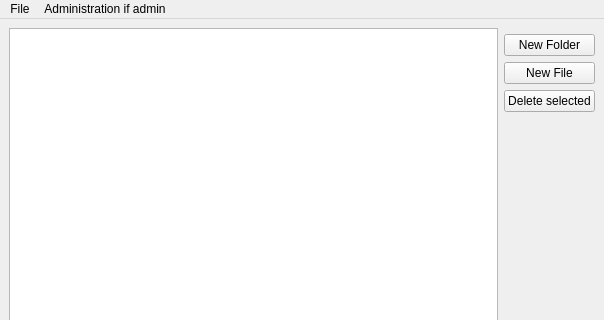
This is mainwindow.ui in vk2231/VK as Qt 5 draws it before an edit; both pictures show x 0 to 604 and y 0 to 320 of the 604 by 458 pixel window. The edited form follows.
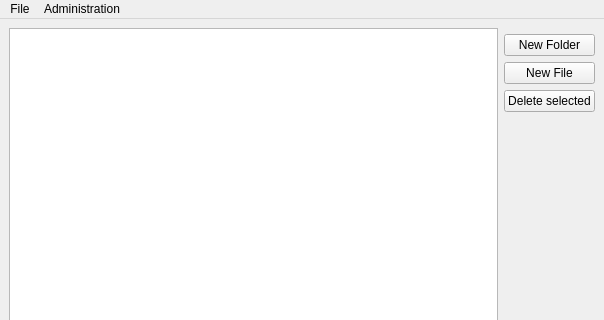
This is the edited form.

```diff
--- a/mainwindow.ui
+++ b/mainwindow.ui
@@ -71,8 +71,14 @@
     <addaction name="actionExit"/>
    </widget>
    <widget class="QMenu" name="menuAdministration">
+    <property name="enabled">
+     <bool>true</bool>
+    </property>
+    <property name="tearOffEnabled">
+     <bool>false</bool>
+    </property>
     <property name="title">
-     <string>Administration if admin</string>
+     <string>Administration</string>
     </property>
     <addaction name="actionEditUsers"/>
     <addaction name="actionLog"/>
```
